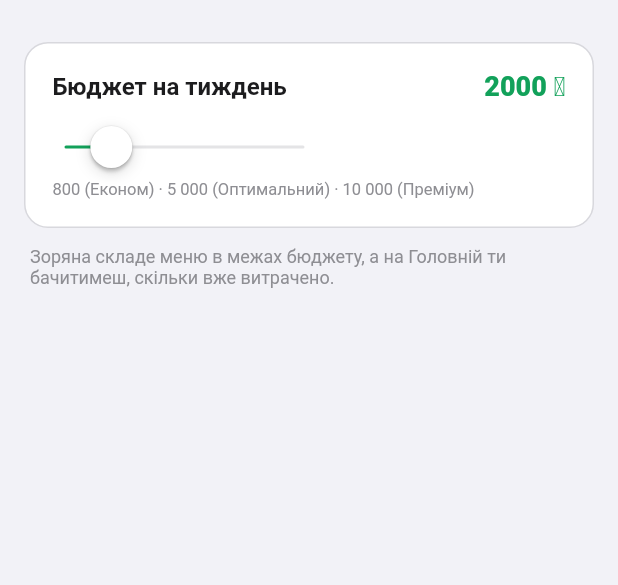
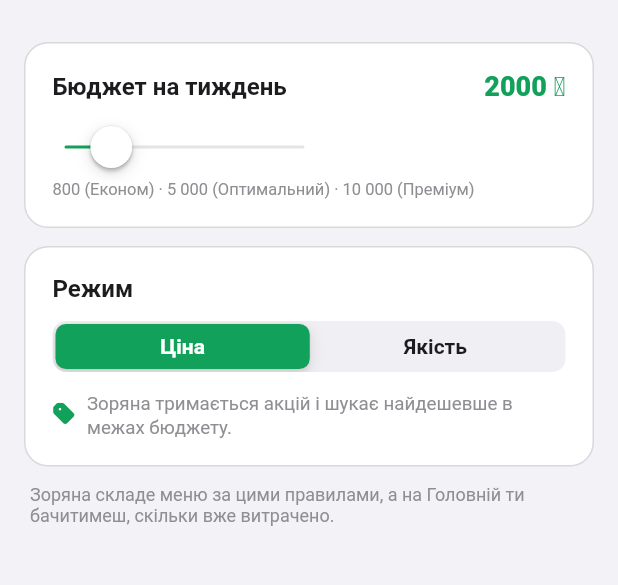
Before and after one commit to yevheniiGrabar/mobile-app, a Flutter app: the BudgetScreen screen opened directly, on a phone screen of 412 x 824 dp, the part 48-633 px from its top. Run offline on Flutter 3.47's test engine with Material 3 defaults, Android fonts, the phone set to English and light mode, and no system bars; our stand-ins replace fl_chart, speech_to_text; network calls fail.

Commit message:
feat(mobile): menu mode (Ціна/Якість) + over-budget flex slider
- MenuPrefs.mode (economy/quality) + flexPct (0–50%) + flexAmount
- Budget screen: Ціна/Якість segmented control with descriptions;
  for Якість a 'Додатковий бюджет' slider (how far Zoryana may exceed
  the budget for quality) showing +₴ and combined total
- generation now sends real mode + budget_flex_pct (backend already
  supported both); economy resets flex to strict in-budget
- Скласти меню summary shows the active mode

```diff
--- a/lib/data/menu_prefs.dart
+++ b/lib/data/menu_prefs.dart
@@ -9,6 +9,15 @@ class MenuPrefs extends ChangeNotifier {
   double budget = 2000;
   int people = 2;
   String dietStyle = 'pp';
+
+  /// Режим генерації: 'economy' (ціна — акції/найдешевше) або 'quality' (склад/кращі товари).
+  String mode = 'economy';
+
+  /// Дозволене перевищення бюджету у % (лише для 'quality'). 0 = суворо в межах.
+  int flexPct = 0;
+
+  /// Додаткова сума понад базовий бюджет (₴) від flexPct.
+  int get flexAmount => (budget * flexPct / 100).round();
 
   final Set<String> prefs = {'ПП'};
   final Set<String> allergies = {};
--- a/lib/screens/budget_screen.dart
+++ b/lib/screens/budget_screen.dart
@@ -2,8 +2,8 @@ import 'package:flutter/cupertino.dart';
 import '../theme.dart';
 import '../data/menu_prefs.dart';
 
-/// Тижневий бюджет — скільки готові витратити на продукти за тиждень.
-/// Використовується при складанні меню та для контролю витрат на Головній.
+/// Тижневий бюджет + режим генерації (Ціна/Якість) і — для якості —
+/// дозволене перевищення бюджету (додатковий бюджет у %).
 class BudgetScreen extends StatefulWidget {
   const BudgetScreen({super.key});
   @override
@@ -15,16 +15,15 @@ class _BudgetScreenState extends State<BudgetScreen> {
 
   @override
   Widget build(BuildContext context) {
+    final quality = _p.mode == 'quality';
     return CupertinoPageScaffold(
       backgroundColor: AppColors.bg,
       navigationBar: const CupertinoNavigationBar(
         middle: Text('Тижневий бюджет'), backgroundColor: AppColors.surface,
         border: Border(bottom: BorderSide(color: AppColors.line, width: 0.5))),
       child: SafeArea(child: ListView(padding: const EdgeInsets.all(16), children: [
-        Container(
-          padding: const EdgeInsets.all(18),
-          decoration: BoxDecoration(color: AppColors.surface, borderRadius: BorderRadius.circular(16), border: Border.all(color: AppColors.line)),
-          child: Column(crossAxisAlignment: CrossAxisAlignment.start, children: [
+        // ── Бюджет ──────────────────────────────────────────────
+        _card(child: Column(crossAxisAlignment: CrossAxisAlignment.start, children: [
           Row(mainAxisAlignment: MainAxisAlignment.spaceBetween, children: [
             const Text('Бюджет на тиждень', style: TextStyle(fontWeight: FontWeight.w700, fontSize: 16)),
             Text('${_p.budget.round()} ₴', style: const TextStyle(color: AppColors.accent, fontWeight: FontWeight.w800, fontSize: 18)),
@@ -34,13 +33,85 @@ class _BudgetScreenState extends State<BudgetScreen> {
             onChanged: (v) => setState(() { _p.budget = v; _p.notify(); })),
           const Text('800 (Економ) · 5 000 (Оптимальний) · 10 000 (Преміум)',
             style: TextStyle(fontSize: 11, color: AppColors.muted)),
+        ])),
+        const SizedBox(height: 12),
+
+        // ── Режим ───────────────────────────────────────────────
+        _card(child: Column(crossAxisAlignment: CrossAxisAlignment.start, children: [
+          const Text('Режим', style: TextStyle(fontWeight: FontWeight.w700, fontSize: 16)),
+          const SizedBox(height: 12),
+          SizedBox(width: double.infinity, child: CupertinoSlidingSegmentedControl<String>(
+            groupValue: _p.mode,
+            backgroundColor: AppColors.surface2,
+            thumbColor: AppColors.accent,
+            children: {
+              'economy': _seg('Ціна', _p.mode == 'economy'),
+              'quality': _seg('Якість', _p.mode == 'quality'),
+            },
+            onValueChanged: (v) => setState(() {
+              _p.mode = v ?? 'economy';
+              if (_p.mode == 'economy') _p.flexPct = 0; // строго в межах
+              _p.notify();
+            }),
+          )),
+          const SizedBox(height: 12),
+          Row(children: [
+            Icon(quality ? CupertinoIcons.star_fill : CupertinoIcons.tag_fill, size: 15, color: AppColors.accent),
+            const SizedBox(width: 8),
+            Expanded(child: Text(
+              quality
+                  ? 'Зоряна дивиться на склад і обирає кращі продукти. Акції — приємний бонус.'
+                  : 'Зоряна тримається акцій і шукає найдешевше в межах бюджету.',
+              style: const TextStyle(fontSize: 12.5, color: AppColors.muted, height: 1.3))),
+          ]),
+        ])),
+
+        // ── Додатковий бюджет (лише для якості) ─────────────────
+        if (quality) ...[
+          const SizedBox(height: 12),
+          _card(child: Column(crossAxisAlignment: CrossAxisAlignment.start, children: [
+            Row(mainAxisAlignment: MainAxisAlignment.spaceBetween, children: [
+              const Text('Додатковий бюджет', style: TextStyle(fontWeight: FontWeight.w700, fontSize: 16)),
+              Text(_p.flexPct == 0 ? 'вимкнено' : '+${_p.flexPct}%',
+                style: TextStyle(color: _p.flexPct == 0 ? AppColors.muted : AppColors.accent, fontWeight: FontWeight.w800, fontSize: 16)),
+            ]),
+            const SizedBox(height: 4),
+            const Text('Наскільки Зоряна може вийти за бюджет заради якості',
+              style: TextStyle(fontSize: 12, color: AppColors.muted)),
+            const SizedBox(height: 8),
+            CupertinoSlider(value: _p.flexPct.toDouble(), min: 0, max: 50, divisions: 10, activeColor: AppColors.accent,
+              onChanged: (v) => setState(() { _p.flexPct = v.round(); _p.notify(); })),
+            Container(
+              padding: const EdgeInsets.symmetric(horizontal: 12, vertical: 10),
+              decoration: BoxDecoration(color: AppColors.accentSoft, borderRadius: BorderRadius.circular(12)),
+              child: Row(children: [
+                const Icon(CupertinoIcons.plus_circle_fill, size: 16, color: AppColors.accent),
+                const SizedBox(width: 8),
+                Expanded(child: Text(
+                  _p.flexPct == 0
+                      ? 'Суворо в межах ${_p.budget.round()} ₴'
+                      : '+${_p.flexAmount} ₴ понад бюджет · разом до ${(_p.budget + _p.flexAmount).round()} ₴',
+                  style: const TextStyle(fontSize: 12.5, fontWeight: FontWeight.w700, color: AppColors.accent))),
               ]),
             ),
+          ])),
+        ],
+
         const SizedBox(height: 12),
         const Padding(padding: EdgeInsets.symmetric(horizontal: 4),
-          child: Text('Зоряна складе меню в межах бюджету, а на Головній ти бачитимеш, скільки вже витрачено.',
+          child: Text('Зоряна складе меню за цими правилами, а на Головній ти бачитимеш, скільки вже витрачено.',
             style: TextStyle(fontSize: 12, color: AppColors.muted))),
       ])),
     );
   }
+
+  Widget _seg(String label, bool active) => Padding(
+    padding: const EdgeInsets.symmetric(vertical: 7),
+    child: Text(label, style: TextStyle(fontSize: 14, fontWeight: FontWeight.w700,
+      color: active ? AppColors.accentInk : AppColors.text)));
+
+  Widget _card({required Widget child}) => Container(
+    padding: const EdgeInsets.all(18),
+    decoration: BoxDecoration(color: AppColors.surface, borderRadius: BorderRadius.circular(16), border: Border.all(color: AppColors.line)),
+    child: child);
 }
--- a/lib/screens/menu_settings_screen.dart
+++ b/lib/screens/menu_settings_screen.dart
@@ -25,7 +25,8 @@ class _MenuSettingsScreenState extends State<MenuSettingsScreen> {
     try {
       final result = await _api.generateAndWait({
         'budget': _prefs.budget.round(),
-        'mode': 'economy',
+        'mode': _prefs.mode,
+        'budget_flex_pct': _prefs.flexPct,
         'people': _prefs.people,
         'diet_style': _prefs.diet,
         'appliances': _prefs.equipment.toList(),
@@ -86,7 +87,9 @@ class _MenuSettingsScreenState extends State<MenuSettingsScreen> {
         _card(child: Row(children: [
           const Icon(CupertinoIcons.info_circle, size: 18, color: AppColors.muted),
           const SizedBox(width: 10),
-          Expanded(child: Text('Осіб: ${_prefs.people} · раціон: ${_prefs.filtersCount} фільтрів. Змінити — у Профілі.',
+          Expanded(child: Text(
+            'Режим: ${_prefs.mode == 'quality' ? 'Якість${_prefs.flexPct > 0 ? ' +${_prefs.flexPct}%' : ''}' : 'Ціна'}'
+            ' · осіб: ${_prefs.people} · раціон: ${_prefs.filtersCount}. Змінити — у Профілі.',
             style: const TextStyle(fontSize: 12.5, color: AppColors.muted))),
         ])),
         const SizedBox(height: 4),
```
Lines whose indentation alone changed are shown as unchanged.
